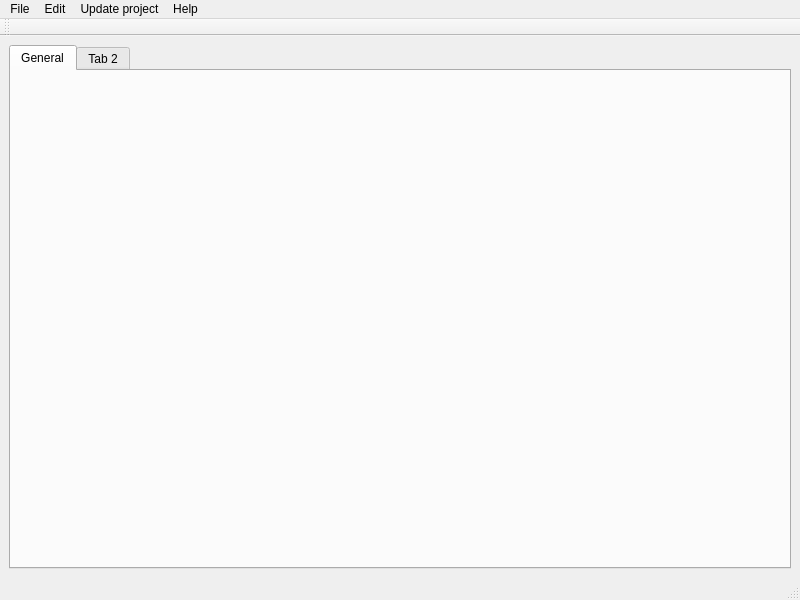
This is mainwindow.ui in dummymeuporg/dummyeditor as Qt 5 draws it before an edit. The edited form follows.
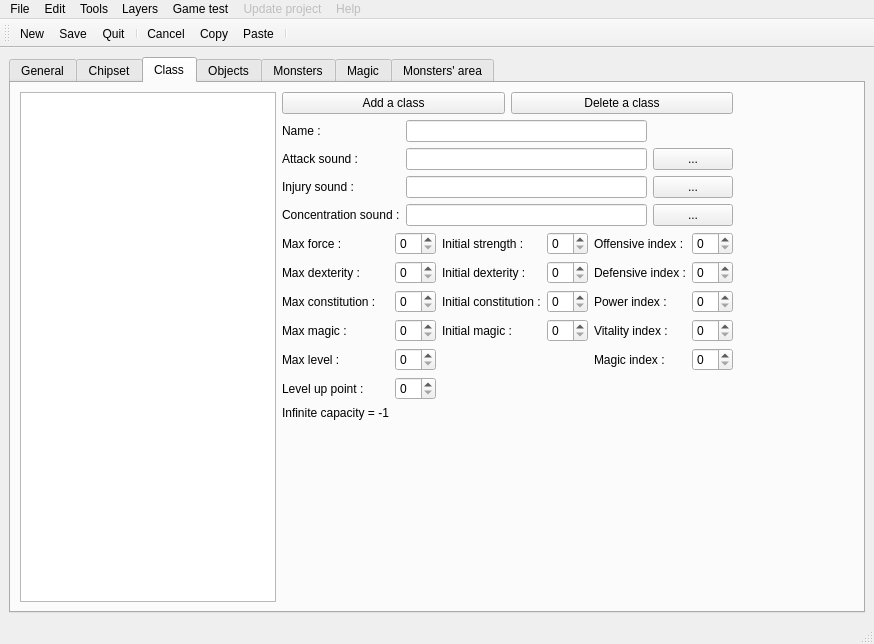
This is the edited form. The open tabs and pages were chosen to show the change. Icons and pictures are not drawn.

```diff
--- a/mainwindow.ui
+++ b/mainwindow.ui
@@ -6,8 +6,8 @@
    <rect>
     <x>0</x>
     <y>0</y>
-    <width>800</width>
-    <height>600</height>
+    <width>874</width>
+    <height>644</height>
    </rect>
   </property>
   <property name="windowTitle">
@@ -16,16 +16,364 @@
   <widget class="QWidget" name="centralwidget">
    <layout class="QHBoxLayout" name="horizontalLayout">
     <item>
-     <widget class="QTabWidget" name="tabWidget">
+     <widget class="QTabWidget" name="tabObjects">
+      <property name="currentIndex">
+       <number>0</number>
+      </property>
       <widget class="QWidget" name="tabGeneral">
+       <property name="layoutDirection">
+        <enum>Qt::LeftToRight</enum>
+       </property>
        <attribute name="title">
         <string>General</string>
        </attribute>
-       <layout class="QHBoxLayout" name="horizontalLayout_2"/>
+       <layout class="QGridLayout" name="tabGeneralGridLayout"/>
       </widget>
-      <widget class="QWidget" name="tab_2">
+      <widget class="QWidget" name="tabChipset">
        <attribute name="title">
-        <string>Tab 2</string>
+        <string>Chipset</string>
+       </attribute>
+      </widget>
+      <widget class="QWidget" name="tabClass">
+       <attribute name="title">
+        <string>Class</string>
+       </attribute>
+       <layout class="QHBoxLayout" name="tabClassHorizontalLayout">
+        <item>
+         <widget class="QListWidget" name="listWidget"/>
+        </item>
+        <item>
+         <layout class="QVBoxLayout" name="verticalLayout">
+          <item>
+           <layout class="QHBoxLayout" name="horizontalLayout_6">
+            <item>
+             <widget class="QPushButton" name="addClassButon">
+              <property name="text">
+               <string>Add a class</string>
+              </property>
+             </widget>
+            </item>
+            <item>
+             <widget class="QPushButton" name="deleteClassButon">
+              <property name="text">
+               <string>Delete a class</string>
+              </property>
+             </widget>
+            </item>
+           </layout>
+          </item>
+          <item>
+           <layout class="QGridLayout" name="gridLayout">
+            <item row="0" column="1">
+             <widget class="QLineEdit" name="classNameLineEdit"/>
+            </item>
+            <item row="2" column="0">
+             <widget class="QLabel" name="classInjurySoundLabel">
+              <property name="text">
+               <string>Injury sound :</string>
+              </property>
+             </widget>
+            </item>
+            <item row="3" column="0">
+             <widget class="QLabel" name="classConcentratioSoundLabel">
+              <property name="text">
+               <string>Concentration sound :</string>
+              </property>
+             </widget>
+            </item>
+            <item row="1" column="1">
+             <widget class="QLineEdit" name="classAttaqueSoundLineEdit"/>
+            </item>
+            <item row="2" column="1">
+             <widget class="QLineEdit" name="classInjurySoundLineEdit"/>
+            </item>
+            <item row="3" column="1">
+             <widget class="QLineEdit" name="classConcentrationSoundLineEdit"/>
+            </item>
+            <item row="1" column="0">
+             <widget class="QLabel" name="classAttackSoundLabel">
+              <property name="text">
+               <string>Attack sound :</string>
+              </property>
+             </widget>
+            </item>
+            <item row="0" column="0">
+             <widget class="QLabel" name="classNameLabel">
+              <property name="text">
+               <string>Name :</string>
+              </property>
+             </widget>
+            </item>
+            <item row="1" column="2">
+             <widget class="QPushButton" name="classAttackSoundPathButon">
+              <property name="text">
+               <string>...</string>
+              </property>
+             </widget>
+            </item>
+            <item row="2" column="2">
+             <widget class="QPushButton" name="classInjurySoundPathButon">
+              <property name="text">
+               <string>...</string>
+              </property>
+             </widget>
+            </item>
+            <item row="3" column="2">
+             <widget class="QPushButton" name="classConcentrationSoundPathButon">
+              <property name="text">
+               <string>...</string>
+              </property>
+             </widget>
+            </item>
+           </layout>
+          </item>
+          <item>
+           <layout class="QHBoxLayout" name="horizontalLayout_10">
+            <item>
+             <layout class="QFormLayout" name="formLayout_2">
+              <item row="0" column="0">
+               <widget class="QLabel" name="label">
+                <property name="text">
+                 <string>Max force :</string>
+                </property>
+               </widget>
+              </item>
+              <item row="1" column="0">
+               <widget class="QLabel" name="label_2">
+                <property name="text">
+                 <string>Max dexterity :</string>
+                </property>
+               </widget>
+              </item>
+              <item row="2" column="0">
+               <widget class="QLabel" name="label_3">
+                <property name="text">
+                 <string>Max constitution :</string>
+                </property>
+               </widget>
+              </item>
+              <item row="3" column="0">
+               <widget class="QLabel" name="label_4">
+                <property name="text">
+                 <string>Max magic :</string>
+                </property>
+               </widget>
+              </item>
+              <item row="4" column="0">
+               <widget class="QLabel" name="label_5">
+                <property name="text">
+                 <string>Max level :</string>
+                </property>
+               </widget>
+              </item>
+              <item row="5" column="0">
+               <widget class="QLabel" name="label_6">
+                <property name="text">
+                 <string>Level up point :</string>
+                </property>
+               </widget>
+              </item>
+              <item row="0" column="1">
+               <widget class="QSpinBox" name="spinBox"/>
+              </item>
+              <item row="1" column="1">
+               <widget class="QSpinBox" name="spinBox_2"/>
+              </item>
+              <item row="2" column="1">
+               <widget class="QSpinBox" name="spinBox_3"/>
+              </item>
+              <item row="3" column="1">
+               <widget class="QSpinBox" name="spinBox_4"/>
+              </item>
+              <item row="4" column="1">
+               <widget class="QSpinBox" name="spinBox_5"/>
+              </item>
+              <item row="5" column="1">
+               <widget class="QSpinBox" name="spinBox_6"/>
+              </item>
+              <item row="6" column="0">
+               <widget class="QLabel" name="label_36">
+                <property name="text">
+                 <string>Infinite capacity = -1</string>
+                </property>
+               </widget>
+              </item>
+             </layout>
+            </item>
+            <item>
+             <layout class="QFormLayout" name="formLayout_3">
+              <item row="0" column="0">
+               <widget class="QLabel" name="label_7">
+                <property name="text">
+                 <string>Initial strength :</string>
+                </property>
+               </widget>
+              </item>
+              <item row="1" column="0">
+               <widget class="QLabel" name="label_8">
+                <property name="text">
+                 <string>Initial dexterity :</string>
+                </property>
+               </widget>
+              </item>
+              <item row="2" column="0">
+               <widget class="QLabel" name="label_9">
+                <property name="text">
+                 <string>Initial constitution :</string>
+                </property>
+               </widget>
+              </item>
+              <item row="3" column="0">
+               <widget class="QLabel" name="label_10">
+                <property name="text">
+                 <string>Initial magic :</string>
+                </property>
+               </widget>
+              </item>
+              <item row="0" column="1">
+               <widget class="QSpinBox" name="spinBox_7"/>
+              </item>
+              <item row="1" column="1">
+               <widget class="QSpinBox" name="spinBox_8"/>
+              </item>
+              <item row="2" column="1">
+               <widget class="QSpinBox" name="spinBox_9"/>
+              </item>
+              <item row="3" column="1">
+               <widget class="QSpinBox" name="spinBox_10"/>
+              </item>
+             </layout>
+            </item>
+            <item>
+             <layout class="QFormLayout" name="formLayout_4">
+              <item row="0" column="0">
+               <widget class="QLabel" name="label_11">
+                <property name="text">
+                 <string>Offensive index :</string>
+                </property>
+               </widget>
+              </item>
+              <item row="1" column="0">
+               <widget class="QLabel" name="label_12">
+                <property name="text">
+                 <string>Defensive index :</string>
+                </property>
+               </widget>
+              </item>
+              <item row="2" column="0">
+               <widget class="QLabel" name="label_13">
+                <property name="text">
+                 <string>Power index :</string>
+                </property>
+               </widget>
+              </item>
+              <item row="3" column="0">
+               <widget class="QLabel" name="label_14">
+                <property name="text">
+                 <string>Vitality index :</string>
+                </property>
+               </widget>
+              </item>
+              <item row="4" column="0">
+               <widget class="QLabel" name="label_15">
+                <property name="text">
+                 <string>Magic index :</string>
+                </property>
+               </widget>
+              </item>
+              <item row="0" column="1">
+               <widget class="QSpinBox" name="spinBox_11"/>
+              </item>
+              <item row="1" column="1">
+               <widget class="QSpinBox" name="spinBox_12"/>
+              </item>
+              <item row="2" column="1">
+               <widget class="QSpinBox" name="spinBox_13"/>
+              </item>
+              <item row="3" column="1">
+               <widget class="QSpinBox" name="spinBox_14"/>
+              </item>
+              <item row="4" column="1">
+               <widget class="QSpinBox" name="spinBox_15"/>
+              </item>
+             </layout>
+            </item>
+           </layout>
+          </item>
+          <item>
+           <spacer name="verticalSpacer">
+            <property name="orientation">
+             <enum>Qt::Vertical</enum>
+            </property>
+            <property name="sizeHint" stdset="0">
+             <size>
+              <width>20</width>
+              <height>40</height>
+             </size>
+            </property>
+           </spacer>
+          </item>
+         </layout>
+        </item>
+        <item>
+         <spacer name="horizontalSpacer_3">
+          <property name="orientation">
+           <enum>Qt::Horizontal</enum>
+          </property>
+          <property name="sizeHint" stdset="0">
+           <size>
+            <width>40</width>
+            <height>20</height>
+           </size>
+          </property>
+         </spacer>
+        </item>
+        <item>
+         <spacer name="horizontalSpacer">
+          <property name="orientation">
+           <enum>Qt::Horizontal</enum>
+          </property>
+          <property name="sizeHint" stdset="0">
+           <size>
+            <width>40</width>
+            <height>20</height>
+           </size>
+          </property>
+         </spacer>
+        </item>
+        <item>
+         <spacer name="horizontalSpacer_2">
+          <property name="orientation">
+           <enum>Qt::Horizontal</enum>
+          </property>
+          <property name="sizeHint" stdset="0">
+           <size>
+            <width>40</width>
+            <height>20</height>
+           </size>
+          </property>
+         </spacer>
+        </item>
+       </layout>
+      </widget>
+      <widget class="QWidget" name="tabObject">
+       <attribute name="title">
+        <string>Objects</string>
+       </attribute>
+      </widget>
+      <widget class="QWidget" name="tabMonsters">
+       <attribute name="title">
+        <string>Monsters</string>
+       </attribute>
+      </widget>
+      <widget class="QWidget" name="tabMagic">
+       <attribute name="title">
+        <string>Magic</string>
+       </attribute>
+      </widget>
+      <widget class="QWidget" name="tabMonsterArea">
+       <attribute name="title">
+        <string>Monsters' area</string>
        </attribute>
       </widget>
      </widget>
@@ -37,8 +385,8 @@
     <rect>
      <x>0</x>
      <y>0</y>
-     <width>800</width>
-     <height>21</height>
+     <width>874</width>
+     <height>26</height>
     </rect>
    </property>
    <widget class="QMenu" name="menuFile">
@@ -52,6 +400,13 @@
     <addaction name="actionImport_project"/>
     <addaction name="actionImport_map"/>
     <addaction name="separator"/>
+    <addaction name="actionClean_project"/>
+    <addaction name="actionMaps_without_parents"/>
+    <addaction name="actionFind_a_map"/>
+    <addaction name="actionCheck_the_map"/>
+    <addaction name="separator"/>
+    <addaction name="actionDelete_test_character"/>
+    <addaction name="separator"/>
     <addaction name="actionQuit"/>
    </widget>
    <widget class="QMenu" name="menuEdit">
@@ -59,21 +414,64 @@
      <string>Edit</string>
     </property>
     <addaction name="actionCancel"/>
+    <addaction name="separator"/>
     <addaction name="actionCopy"/>
-    <addaction name="actionCut"/>
+    <addaction name="actionPaste"/>
    </widget>
    <widget class="QMenu" name="menuUpdate_project">
+    <property name="enabled">
+     <bool>false</bool>
+    </property>
     <property name="title">
      <string>Update project</string>
     </property>
    </widget>
    <widget class="QMenu" name="menuHelp">
+    <property name="enabled">
+     <bool>false</bool>
+    </property>
     <property name="title">
      <string>Help</string>
     </property>
    </widget>
+   <widget class="QMenu" name="menuTools">
+    <property name="title">
+     <string>Tools</string>
+    </property>
+    <addaction name="actionSelection"/>
+    <addaction name="separator"/>
+    <addaction name="actionPen"/>
+    <addaction name="actionRectangle"/>
+   </widget>
+   <widget class="QMenu" name="menuLayers">
+    <property name="title">
+     <string>Layers</string>
+    </property>
+    <addaction name="actionLow_layer_1"/>
+    <addaction name="actionLow_layer_2"/>
+    <addaction name="actionHigh_layer"/>
+    <addaction name="separator"/>
+    <addaction name="actionEvents_layer"/>
+    <addaction name="separator"/>
+    <addaction name="actionQuick_go_admin"/>
+    <addaction name="actionStarting_point"/>
+    <addaction name="actionRespawn_point"/>
+   </widget>
+   <widget class="QMenu" name="menuGame_test">
+    <property name="title">
+     <string>Game test</string>
+    </property>
+    <addaction name="actionLaunch_test"/>
+    <addaction name="separator"/>
+    <addaction name="actionActivate_fullscreen"/>
+    <addaction name="actionActivate_music"/>
+    <addaction name="actionActivate_character_setting"/>
+   </widget>
    <addaction name="menuFile"/>
    <addaction name="menuEdit"/>
+   <addaction name="menuTools"/>
+   <addaction name="menuLayers"/>
+   <addaction name="menuGame_test"/>
    <addaction name="menuUpdate_project"/>
    <addaction name="menuHelp"/>
   </widget>
@@ -88,21 +486,58 @@
    <attribute name="toolBarBreak">
     <bool>false</bool>
    </attribute>
+   <addaction name="actionNew"/>
+   <addaction name="actionSave"/>
+   <addaction name="actionQuit"/>
+   <addaction name="separator"/>
+   <addaction name="actionCancel"/>
+   <addaction name="actionCopy"/>
+   <addaction name="actionPaste"/>
+   <addaction name="separator"/>
   </widget>
   <action name="actionNew">
+   <property name="icon">
+    <iconset>
+     <normaloff>icons/newProject_Icon.png</normaloff>icons/newProject_Icon.png</iconset>
+   </property>
    <property name="text">
     <string>New</string>
    </property>
+   <property name="toolTip">
+    <string>Create a new project</string>
+   </property>
+   <property name="shortcut">
+    <string>Ctrl+N</string>
+   </property>
+   <property name="shortcutVisibleInContextMenu">
+    <bool>false</bool>
+   </property>
   </action>
   <action name="actionOpen">
    <property name="text">
     <string>Open</string>
    </property>
+   <property name="toolTip">
+    <string>Open an existant project</string>
+   </property>
+   <property name="shortcut">
+    <string>Ctrl+O</string>
+   </property>
   </action>
   <action name="actionSave">
+   <property name="icon">
+    <iconset>
+     <normaloff>icons/save_Icon.png</normaloff>icons/save_Icon.png</iconset>
+   </property>
    <property name="text">
     <string>Save</string>
    </property>
+   <property name="toolTip">
+    <string>Save the project</string>
+   </property>
+   <property name="shortcut">
+    <string>Ctrl+S</string>
+   </property>
   </action>
   <action name="actionImport_project">
    <property name="text">
@@ -115,23 +550,289 @@
    </property>
   </action>
   <action name="actionQuit">
+   <property name="icon">
+    <iconset>
+     <normaloff>icons/quit_Icon.png</normaloff>icons/quit_Icon.png</iconset>
+   </property>
    <property name="text">
     <string>Quit</string>
    </property>
+   <property name="toolTip">
+    <string>Quit the editor</string>
+   </property>
+   <property name="shortcut">
+    <string>Ctrl+Q</string>
+   </property>
   </action>
   <action name="actionCancel">
+   <property name="icon">
+    <iconset>
+     <normaloff>icons/cancel_Icon.png</normaloff>icons/cancel_Icon.png</iconset>
+   </property>
    <property name="text">
     <string>Cancel</string>
    </property>
+   <property name="toolTip">
+    <string>Cancel the previous action</string>
+   </property>
+   <property name="shortcut">
+    <string>Ctrl+Z</string>
+   </property>
   </action>
   <action name="actionCopy">
+   <property name="icon">
+    <iconset>
+     <normaloff>icons/copy_Icon.png</normaloff>icons/copy_Icon.png</iconset>
+   </property>
    <property name="text">
     <string>Copy</string>
    </property>
+   <property name="toolTip">
+    <string>Copy selected evenement(s)/cell(s)</string>
+   </property>
+   <property name="shortcut">
+    <string>Ctrl+C</string>
+   </property>
   </action>
-  <action name="actionCut">
+  <action name="actionPaste">
+   <property name="icon">
+    <iconset>
+     <normaloff>icons/past_Icon.png</normaloff>icons/past_Icon.png</iconset>
+   </property>
    <property name="text">
-    <string>Cut</string>
+    <string>Paste</string>
+   </property>
+   <property name="toolTip">
+    <string>Paste event(s)/cell(s) previously copy</string>
+   </property>
+   <property name="shortcut">
+    <string>Ctrl+V</string>
+   </property>
+  </action>
+  <action name="actionClean_project">
+   <property name="text">
+    <string>Clean project</string>
+   </property>
+  </action>
+  <action name="actionMaps_without_parents">
+   <property name="text">
+    <string>Maps without parents</string>
+   </property>
+  </action>
+  <action name="actionFind_a_map">
+   <property name="text">
+    <string>Find a map</string>
+   </property>
+  </action>
+  <action name="actionCheck_the_map">
+   <property name="text">
+    <string>Check the map</string>
+   </property>
+  </action>
+  <action name="actionPen">
+   <property name="checkable">
+    <bool>true</bool>
+   </property>
+   <property name="icon">
+    <iconset>
+     <normaloff>icons/icon_pen.png</normaloff>icons/icon_pen.png</iconset>
+   </property>
+   <property name="text">
+    <string>Pen</string>
+   </property>
+   <property name="shortcut">
+    <string>Shift+S</string>
+   </property>
+  </action>
+  <action name="actionRectangle">
+   <property name="checkable">
+    <bool>true</bool>
+   </property>
+   <property name="icon">
+    <iconset>
+     <normaloff>icons/icon_rect.png</normaloff>icons/icon_rect.png</iconset>
+   </property>
+   <property name="text">
+    <string>Rectangle</string>
+   </property>
+   <property name="shortcut">
+    <string>Shift+D</string>
+   </property>
+  </action>
+  <action name="actionLow_layer_1">
+   <property name="checkable">
+    <bool>true</bool>
+   </property>
+   <property name="icon">
+    <iconset>
+     <normaloff>icons/icon_layer0.png</normaloff>icons/icon_layer0.png</iconset>
+   </property>
+   <property name="text">
+    <string>Low layer 1</string>
+   </property>
+   <property name="shortcut">
+    <string>Shift+A</string>
+   </property>
+  </action>
+  <action name="actionLow_layer_2">
+   <property name="checkable">
+    <bool>true</bool>
+   </property>
+   <property name="icon">
+    <iconset>
+     <normaloff>icons/icon_layer1.png</normaloff>icons/icon_layer1.png</iconset>
+   </property>
+   <property name="text">
+    <string>Low layer 2</string>
+   </property>
+   <property name="shortcut">
+    <string>Shift+Z</string>
+   </property>
+  </action>
+  <action name="actionHigh_layer">
+   <property name="checkable">
+    <bool>true</bool>
+   </property>
+   <property name="icon">
+    <iconset>
+     <normaloff>icons/icon_layer2.png</normaloff>icons/icon_layer2.png</iconset>
+   </property>
+   <property name="text">
+    <string>High layer</string>
+   </property>
+   <property name="shortcut">
+    <string>Shift+E</string>
+   </property>
+  </action>
+  <action name="actionEvents_layer">
+   <property name="checkable">
+    <bool>true</bool>
+   </property>
+   <property name="icon">
+    <iconset>
+     <normaloff>icons/icon_layerEvent.png</normaloff>icons/icon_layerEvent.png</iconset>
+   </property>
+   <property name="text">
+    <string>Events layer</string>
+   </property>
+   <property name="shortcut">
+    <string>Shift+R</string>
+   </property>
+  </action>
+  <action name="actionSelection">
+   <property name="checkable">
+    <bool>true</bool>
+   </property>
+   <property name="icon">
+    <iconset>
+     <normaloff>icons/icon_selection.png</normaloff>icons/icon_selection.png</iconset>
+   </property>
+   <property name="text">
+    <string>Selection</string>
+   </property>
+   <property name="shortcut">
+    <string>Shift+Q</string>
+   </property>
+  </action>
+  <action name="actionQuick_go_admin">
+   <property name="checkable">
+    <bool>true</bool>
+   </property>
+   <property name="icon">
+    <iconset>
+     <normaloff>icons/icon_prog1.png</normaloff>icons/icon_prog1.png</iconset>
+   </property>
+   <property name="text">
+    <string>Quick go (admin)</string>
+   </property>
+   <property name="shortcut">
+    <string>Shift+T</string>
+   </property>
+  </action>
+  <action name="actionStarting_point">
+   <property name="checkable">
+    <bool>true</bool>
+   </property>
+   <property name="icon">
+    <iconset>
+     <normaloff>icons/icon_prog2.png</normaloff>icons/icon_prog2.png</iconset>
+   </property>
+   <property name="text">
+    <string>Starting point</string>
+   </property>
+   <property name="shortcut">
+    <string>Shift+Y</string>
+   </property>
+  </action>
+  <action name="actionRespawn_point">
+   <property name="checkable">
+    <bool>true</bool>
+   </property>
+   <property name="icon">
+    <iconset>
+     <normaloff>icons/icon_prog3.png</normaloff>icons/icon_prog3.png</iconset>
+   </property>
+   <property name="text">
+    <string>Respawn point</string>
+   </property>
+   <property name="shortcut">
+    <string>Shift+U</string>
+   </property>
+  </action>
+  <action name="actionLaunch_test">
+   <property name="checkable">
+    <bool>false</bool>
+   </property>
+   <property name="icon">
+    <iconset>
+     <normaloff>icons/icon_launch.png</normaloff>icons/icon_launch.png</iconset>
+   </property>
+   <property name="text">
+    <string>Launch test</string>
+   </property>
+   <property name="shortcut">
+    <string>F9</string>
+   </property>
+  </action>
+  <action name="actionActivate_fullscreen">
+   <property name="checkable">
+    <bool>true</bool>
+   </property>
+   <property name="icon">
+    <iconset>
+     <normaloff>icons/icon_fullscreen.png</normaloff>icons/icon_fullscreen.png</iconset>
+   </property>
+   <property name="text">
+    <string>Activate fullscreen</string>
+   </property>
+  </action>
+  <action name="actionActivate_music">
+   <property name="checkable">
+    <bool>true</bool>
+   </property>
+   <property name="icon">
+    <iconset>
+     <normaloff>icons/icon_music.png</normaloff>icons/icon_music.png</iconset>
+   </property>
+   <property name="text">
+    <string>Activate music</string>
+   </property>
+  </action>
+  <action name="actionActivate_character_setting">
+   <property name="checkable">
+    <bool>true</bool>
+   </property>
+   <property name="icon">
+    <iconset>
+     <normaloff>icons/icon_prog4.png</normaloff>icons/icon_prog4.png</iconset>
+   </property>
+   <property name="text">
+    <string>Activate character setting</string>
+   </property>
+  </action>
+  <action name="actionDelete_test_character">
+   <property name="text">
+    <string>Delete test character</string>
    </property>
   </action>
  </widget>
```
